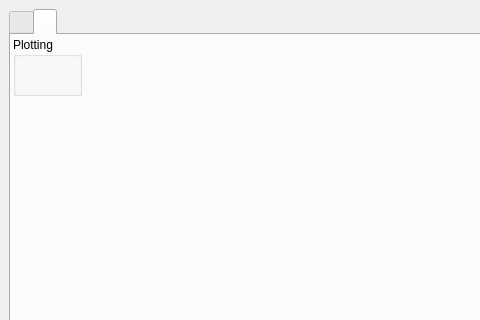
This is seismictools/apps/First_Break_Picker/UI/Settings/SettingsWidget.ui in gasng/SeismicTools as Qt 5 draws it before an edit; both pictures show x 0 to 480 and y 0 to 320 of the 790 by 709 pixel window. The edited form follows.
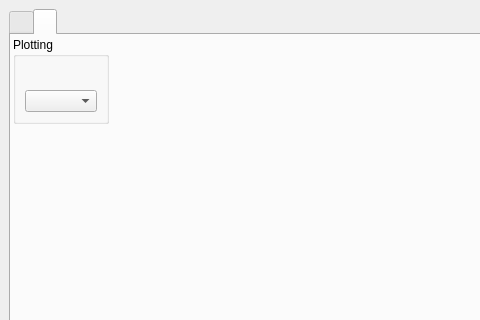
This is the edited form. The open tabs and pages were chosen to show the change.

What changed in the file:
```diff
--- a/seismictools/apps/First_Break_Picker/UI/Settings/SettingsWidget.ui
+++ b/seismictools/apps/First_Break_Picker/UI/Settings/SettingsWidget.ui
@@ -15,7 +15,7 @@
   </property>
   <widget class="QWidget" name="CentralWidget">
    <layout class="QGridLayout" name="gridLayout">
-    <item row="0" column="0">
+    <item row="0" column="1">
      <widget class="QTabWidget" name="Tab_widget">
       <property name="currentIndex">
        <number>0</number>
@@ -202,6 +202,9 @@
                <layout class="QVBoxLayout" name="verticalLayout_2"/>
               </widget>
              </item>
+             <item>
+              <widget class="QComboBox" name="Picks_choose"/>
+             </item>
             </layout>
            </widget>
           </item>
```
Left out of the diff: 50 changed lines with no effect on the pictures.
